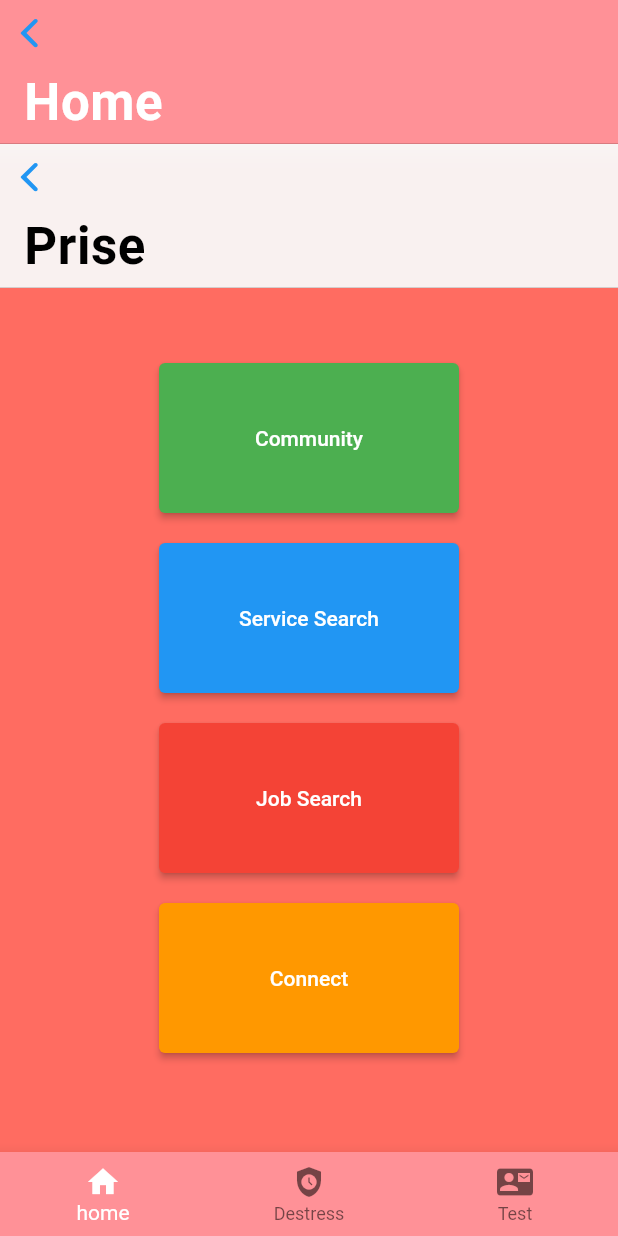
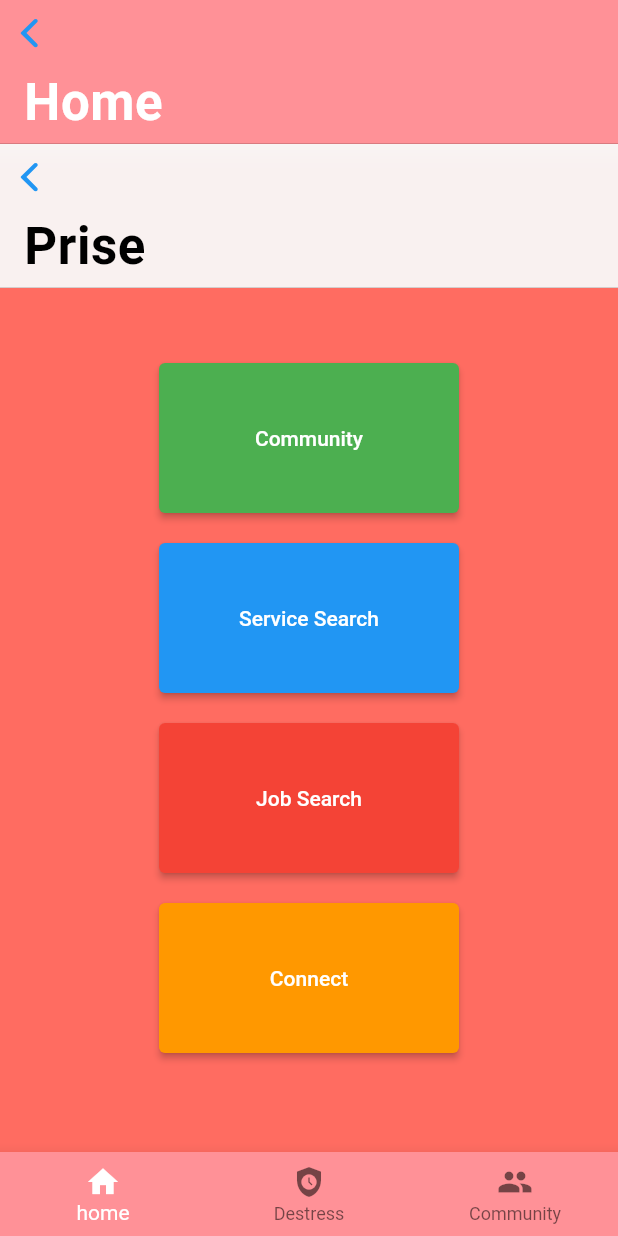
Before and after one commit to ashmitahaldar/HackathonProject, a Flutter app: the Manager screen opened directly, on a phone screen of 412 x 824 dp. Run offline on Flutter 3.47's test engine with Material 2 defaults, Android fonts, the phone set to English and light mode, and no system bars; our stand-ins replace easy_sidemenu; missing offline and left inert: dart:html; Roboto replaces fonts that are missing (Avenir).

Commit message:
ADded community to nav bar

```diff
--- a/lib/screens/Manager.dart
+++ b/lib/screens/Manager.dart
@@ -2,6 +2,7 @@ import 'package:flutter/cupertino.dart';
 import 'package:flutter/src/foundation/key.dart';
 import 'package:flutter/src/widgets/framework.dart';
 import 'package:flutter/material.dart';
+import 'package:psg_hackathon_project/screens/community.dart';
 import 'package:psg_hackathon_project/screens/home_page.dart';
 
 import 'Destress.dart';
@@ -17,7 +18,9 @@ class _ManagerState extends State<Manager> {
   final List<Widget> pages = [
     HomePage(title: "Prise"),
     Destress(),
-    Container(),
+    Community(
+      title: "Comm",
+    ),
   ];
 
   final List<String> pg = ["Home", "Destress", "Container,"];
@@ -55,7 +58,7 @@ class _ManagerState extends State<Manager> {
             BottomNavigationBarItem(
                 icon: Icon(Icons.safety_check), label: "Destress"),
             BottomNavigationBarItem(
-                icon: Icon(Icons.contact_mail), label: "Test"),
+                icon: Icon(Icons.people), label: "Community"),
           ],
           currentIndex: index,
           onTap: change),
```
